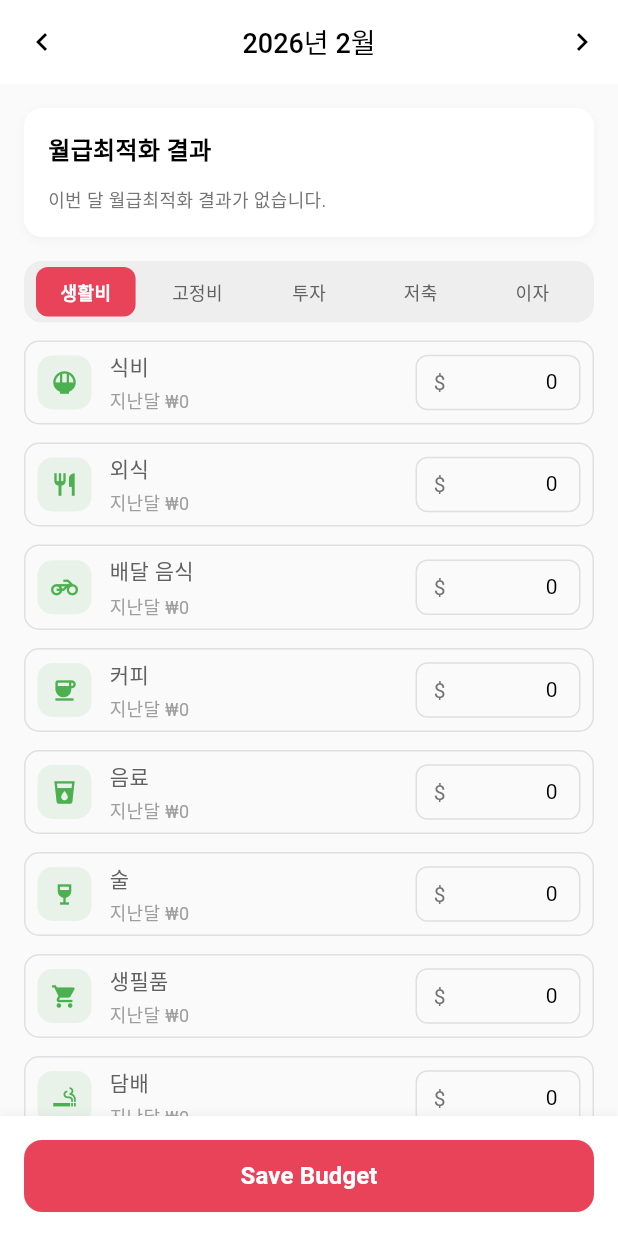
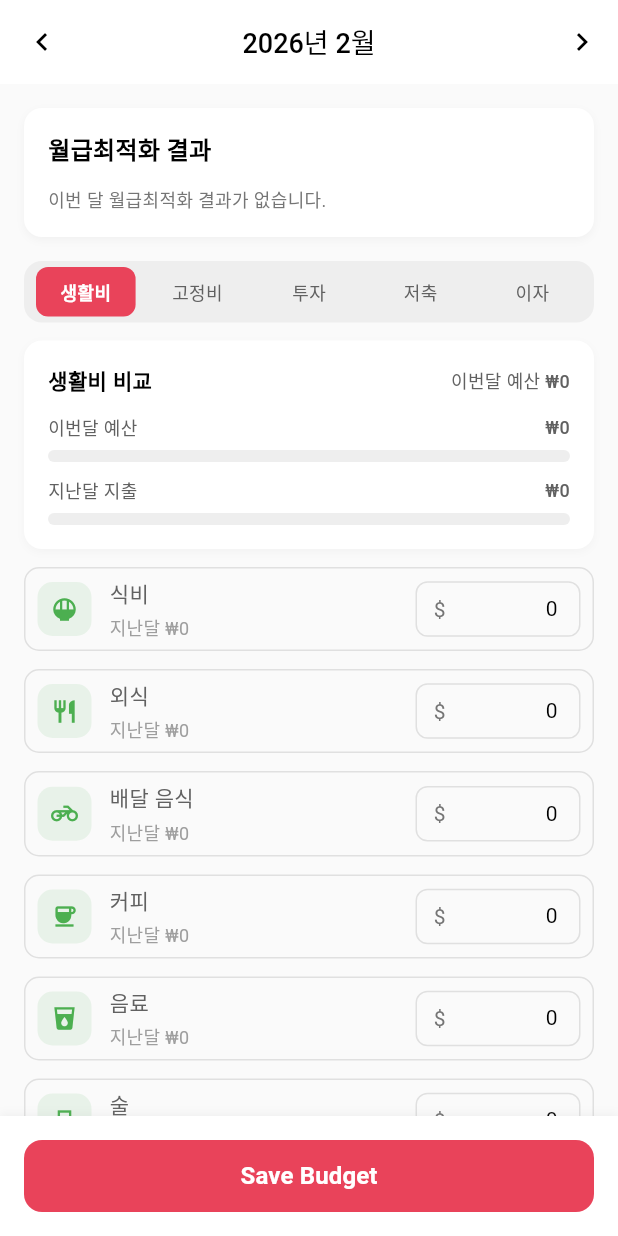
Before and after one commit to MiracleMoney/SYLSYM, a Flutter app: the BudgetScreen screen opened directly, on a phone screen of 412 x 824 dp. Run offline on Flutter 3.47's test engine with Material 3 defaults, Android fonts, the phone set to English and light mode, and no system bars; our stand-ins replace cloud_firestore, device_preview, firebase_auth, firebase_core, firebase_crashlytics, google_fonts and 3 more; accounts and stored records are empty; Roboto replaces fonts that are missing (Gmarket_sans); statements that could not run were skipped.

Commit message:
예산 화면 카테고리 아래 지난달 지출과 이번달 예산을 비교할 수 있는 게이지 만듬

```diff
--- a/lib/features/budget/presentation/screens/budget_screen.dart
+++ b/lib/features/budget/presentation/screens/budget_screen.dart
@@ -108,6 +108,24 @@ class _BudgetScreenState extends State<BudgetScreen>
     double total = 0;
     for (var controller in _budgetControllers[category]!.values) {
       final value = double.tryParse(controller.text) ?? 0;
+      total += value;
+    }
+    return total;
+  }
+
+  double _getPreviousCategoryTotal(String category) {
+    final previousSnapshot = _getPreviousMonthSnapshot();
+    if (previousSnapshot == null) {
+      return 0;
+    }
+
+    final items = previousSnapshot[category];
+    if (items == null) {
+      return 0;
+    }
+
+    double total = 0;
+    for (final value in items.values) {
       total += value;
     }
     return total;
@@ -322,6 +340,8 @@ class _BudgetScreenState extends State<BudgetScreen>
                 const SizedBox(height: 16),
                 _buildCategorySelectorRow(),
                 const SizedBox(height: 12),
+                _buildCategoryComparisonGauge(),
+                const SizedBox(height: 12),
                 _buildSelectedCategoryItems(),
                 const SizedBox(height: 24),
                 _buildSummarySection(),
@@ -399,6 +419,136 @@ class _BudgetScreenState extends State<BudgetScreen>
       children: items.entries.map((entry) {
         return _buildBudgetItem(_selectedCategory, entry.key, entry.value);
       }).toList(),
+    );
+  }
+
+  Widget _buildCategoryComparisonGauge() {
+    final currentTotal = _getCategoryTotal(_selectedCategory);
+    final previousTotal = _getPreviousCategoryTotal(_selectedCategory);
+    final maxValue = [
+      currentTotal,
+      previousTotal,
+      1.0,
+    ].reduce((a, b) => a > b ? a : b);
+    final categoryColor = _getCategoryColor(_selectedCategory);
+
+    return Container(
+      padding: const EdgeInsets.all(16),
+      decoration: BoxDecoration(
+        color: Colors.white,
+        borderRadius: BorderRadius.circular(12),
+        boxShadow: [
+          BoxShadow(
+            color: Colors.grey.withOpacity(0.08),
+            blurRadius: 4,
+            offset: const Offset(0, 2),
+          ),
+        ],
+      ),
+      child: Column(
+        crossAxisAlignment: CrossAxisAlignment.start,
+        children: [
+          Row(
+            mainAxisAlignment: MainAxisAlignment.spaceBetween,
+            children: [
+              Text(
+                '$_selectedCategory 비교',
+                style: TextStyle(
+                  fontFamily: 'Gmarket_sans',
+                  fontWeight: FontWeight.w600,
+                  fontSize: Sizes.size14,
+                  color: Colors.black,
+                ),
+              ),
+              Text(
+                '이번달 예산 ${_formatCurrency(currentTotal)}',
+                style: TextStyle(
+                  fontFamily: 'Gmarket_sans',
+                  fontWeight: FontWeight.w500,
+                  fontSize: Sizes.size12,
+                  color: Colors.grey.shade700,
+                ),
+              ),
+            ],
+          ),
+          const SizedBox(height: 12),
+          _buildGaugeRow(
+            label: '이번달 예산',
+            value: currentTotal,
+            maxValue: maxValue,
+            color: categoryColor,
+          ),
+          const SizedBox(height: 10),
+          _buildGaugeRow(
+            label: '지난달 지출',
+            value: previousTotal,
+            maxValue: maxValue,
+            color: Colors.grey.shade500,
+          ),
+        ],
+      ),
+    );
+  }
+
+  Widget _buildGaugeRow({
+    required String label,
+    required double value,
+    required double maxValue,
+    required Color color,
+  }) {
+    final progress = (value / maxValue).clamp(0.0, 1.0);
+
+    return Column(
+      crossAxisAlignment: CrossAxisAlignment.start,
+      children: [
+        Row(
+          mainAxisAlignment: MainAxisAlignment.spaceBetween,
+          children: [
+            Text(
+              label,
+              style: TextStyle(
+                fontFamily: 'Gmarket_sans',
+                fontWeight: FontWeight.w500,
+                fontSize: Sizes.size12,
+                color: Colors.grey.shade700,
+              ),
+            ),
+            Text(
+              _formatCurrency(value),
+              style: TextStyle(
+                fontFamily: 'Gmarket_sans',
+                fontWeight: FontWeight.w500,
+                fontSize: Sizes.size12,
+                color: Colors.grey.shade700,
+              ),
+            ),
+          ],
+        ),
+        const SizedBox(height: 6),
+        LayoutBuilder(
+          builder: (context, constraints) {
+            return Container(
+              height: 8,
+              width: double.infinity,
+              decoration: BoxDecoration(
+                color: Colors.grey.shade200,
+                borderRadius: BorderRadius.circular(999),
+              ),
+              child: Align(
+                alignment: Alignment.centerLeft,
+                child: Container(
+                  height: 8,
+                  width: constraints.maxWidth * progress,
+                  decoration: BoxDecoration(
+                    color: color,
+                    borderRadius: BorderRadius.circular(999),
+                  ),
+                ),
+              ),
+            );
+          },
+        ),
+      ],
     );
   }
 
```
